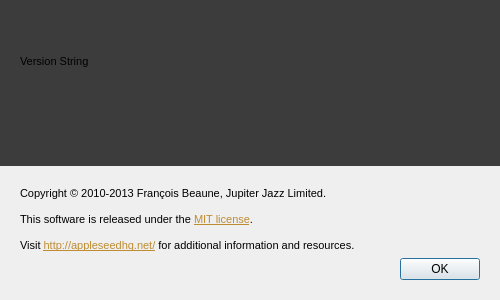
First picture: the form in src/appleseed.studio/help/about/aboutwindow.ui, repository appleseedhq/appleseed, before the edit.
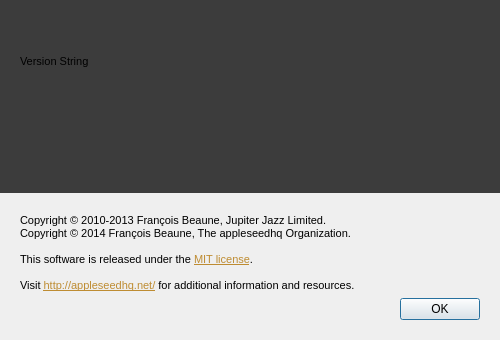
Second picture: the form after the edit. Icons and pictures are not drawn.

Commit message: updated copyright notices.

```diff
--- a/src/appleseed.studio/help/about/aboutwindow.ui
+++ b/src/appleseed.studio/help/about/aboutwindow.ui
@@ -10,7 +10,7 @@
     <x>0</x>
     <y>0</y>
     <width>500</width>
-    <height>300</height>
+    <height>340</height>
    </rect>
   </property>
   <property name="windowTitle">
@@ -55,6 +55,7 @@
 p, li { white-space: pre-wrap; }
 &lt;/style&gt;&lt;/head&gt;&lt;body style=&quot; font-family:'MS Shell Dlg 2'; font-size:8pt; font-weight:400; font-style:normal;&quot;&gt;
 &lt;p style=&quot; margin-top:0px; margin-bottom:0px; margin-left:0px; margin-right:0px; -qt-block-indent:0; text-indent:0px;&quot;&gt;Copyright © 2010-2013 François Beaune, Jupiter Jazz Limited.&lt;/p&gt;
+&lt;p style=&quot; margin-top:0px; margin-bottom:0px; margin-left:0px; margin-right:0px; -qt-block-indent:0; text-indent:0px;&quot;&gt;Copyright © 2014 François Beaune, The appleseedhq Organization.&lt;/p&gt;
 &lt;p style=&quot;-qt-paragraph-type:empty; margin-top:0px; margin-bottom:0px; margin-left:0px; margin-right:0px; -qt-block-indent:0; text-indent:0px;&quot;&gt;&lt;br /&gt;&lt;/p&gt;
 &lt;p style=&quot; margin-top:0px; margin-bottom:0px; margin-left:0px; margin-right:0px; -qt-block-indent:0; text-indent:0px;&quot;&gt;This software is released under the &lt;a href=&quot;http://www.opensource.org/licenses/mit-license.php&quot;&gt;&lt;span style=&quot; text-decoration: underline; color:#be8c32;&quot;&gt;MIT license&lt;/span&gt;&lt;/a&gt;.&lt;/p&gt;
 &lt;p style=&quot;-qt-paragraph-type:empty; margin-top:0px; margin-bottom:0px; margin-left:0px; margin-right:0px; -qt-block-indent:0; text-indent:0px;&quot;&gt;&lt;br /&gt;&lt;/p&gt;
```
Left out of the diff: 44 changed lines with no effect on the pictures. The commit also changes 21 other files.
